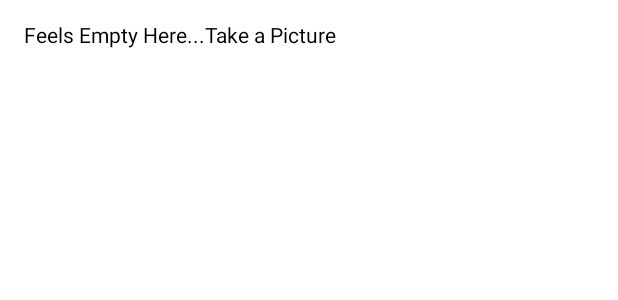
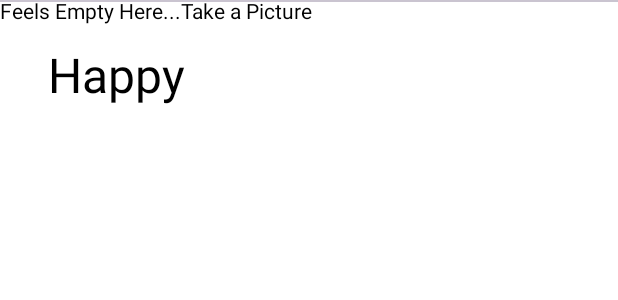
Before and after one commit to Bosurgi/EmoPal, an Android app built with Jetpack Compose: the @Preview function PictureCasePreview, on a phone screen of 412 x 824 dp. Shown: the top 300 px of the screen. Run offline under Robolectric (Android 15) with nearby library versions, the phone set to English and light mode, and no system bars.

```diff
--- a/app/src/main/java/com/dissertation/emopal/ui/components/PictureCase.kt
+++ b/app/src/main/java/com/dissertation/emopal/ui/components/PictureCase.kt
@@ -35,16 +35,14 @@ fun PictureCase(pictures: List<Bitmap>, category: String) {
             modifier = Modifier.padding(16.dp),
             contentAlignment = Alignment.Center
         ) {
-            Text("Feels Empty Here...Take a Picture")
+            CategoryHeader(category = category)
         }
+        Divider()
+
+        Text("Feels Empty Here...Take a Picture")
+
     } else {
-        Text(
-            text = category,
-            modifier = Modifier
-                .padding(16.dp),
-            fontSize = MaterialTheme.typography.headlineLarge.fontSize,
-            fontFamily = MaterialTheme.typography.headlineLarge.fontFamily
-        )
+        CategoryHeader(category = category)
         Divider()
         LazyRow {
             items(pictures) { picture ->
@@ -64,3 +62,18 @@ fun PictureCase(pictures: List<Bitmap>, category: String) {
 fun PictureCasePreview() {
     PictureCase(pictures = emptyList(), category = "Happy")
 }
+
+/**
+ * Category Header Composable which displays the category in a header style.
+ * @param category the category to be displayed.
+ */
+@Composable
+fun CategoryHeader(category: String) {
+    Text(
+        text = category,
+        modifier = Modifier
+            .padding(16.dp),
+        fontSize = MaterialTheme.typography.headlineLarge.fontSize,
+        fontFamily = MaterialTheme.typography.headlineLarge.fontFamily
+    )
+}
--- a/app/src/main/java/com/dissertation/emopal/ui/components/camera/CameraView.kt
+++ b/app/src/main/java/com/dissertation/emopal/ui/components/camera/CameraView.kt
@@ -59,7 +59,7 @@ fun CameraView(
     val cameraController = remember { LifecycleCameraController(applicationContext) }
     val lifecycleOwner = LocalLifecycleOwner.current
     cameraController.bindToLifecycle(lifecycleOwner)
-    cameraController.cameraSelector = CameraSelector.DEFAULT_BACK_CAMERA
+    cameraController.cameraSelector = CameraSelector.DEFAULT_FRONT_CAMERA
     previewView.controller = cameraController
 
     var isLoading by remember { mutableStateOf(false) }
--- a/app/src/main/java/com/dissertation/emopal/util/UtilFunctions.kt
+++ b/app/src/main/java/com/dissertation/emopal/util/UtilFunctions.kt
@@ -2,9 +2,6 @@ package com.dissertation.emopal.util
 
 import android.graphics.Bitmap
 import android.graphics.Matrix
-import kotlin.math.ceil
-import kotlin.math.ln
-import kotlin.random.Random
 
 /**
  * Kotlin Class with eventual Helper Functions
@@ -20,8 +17,7 @@ import kotlin.random.Random
  */
 fun Bitmap.rotateBitmap(degree: Int): Bitmap {
     val matrix = Matrix().apply {
-        postRotate(-degree.toFloat())
-        postScale(-1f, -1f)
+        postRotate(degree.toFloat())
     }
     return Bitmap.createBitmap(this, 0, 0, width, height, matrix, true)
 }
```
